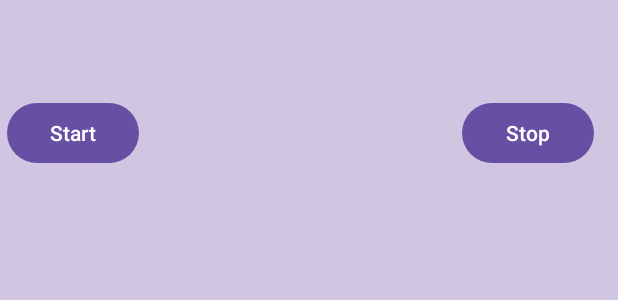
After one commit to Gsouza-ai/LocationProject, an Android app: the layout activity_get_route.xml on its own in the app's theme, with its tools: preview values and no code run, on a phone screen of 412 x 824 dp. The commit adds this screen. Shown: the top 300 px of the screen. Run offline under Robolectric (Android 15) with nearby library versions, the phone set to English and light mode, and no system bars.

Commit message:
Alterações/Implementações classes

```diff
--- a/app/src/main/java/com/example/locationproject/LocationActivity.java
+++ b/app/src/main/java/com/example/locationproject/LocationActivity.java
@@ -111,11 +111,11 @@ public class LocationActivity extends AppCompatActivity {
         TextView locationTextView = (TextView) findViewById(R.id.textViewLocation);
         String s = "Dados da Última Localização:\n";
         if (location != null) {
-            s += "Latitude: " + location.getLatitude() + "\n";
-            s += "Longitude: " + location.getLongitude() + "\n";
+            s += "Latitude: (G/M/S)" + Location.convert(location.getLatitude(), Location.FORMAT_SECONDS) + "\n";
+            s += "Longitude: (G/M/S)" + Location.convert(location.getLongitude(), Location.FORMAT_SECONDS)+ "\n";
             s += "Altitude: " + location.getAltitude() + "\n";
             s += "Rumo: (radianos)" + location.getBearing() + "\n";
-            s += "Velocidade (m/s): " + location.getSpeed() + "\n";
+            s += "Velocidade (m/s): " + location.getAltitude() + "\n";
             s += "Precisão: (m)" + location.getAccuracy() + "\n";
         }
         locationTextView.setText(s);
--- /dev/null
+++ b/app/src/main/res/layout/activity_get_route.xml
@@ -0,0 +1,32 @@
+<?xml version="1.0" encoding="utf-8"?>
+<androidx.constraintlayout.widget.ConstraintLayout xmlns:android="http://schemas.android.com/apk/res/android"
+    xmlns:app="http://schemas.android.com/apk/res-auto"
+    xmlns:tools="http://schemas.android.com/tools"
+    android:layout_width="match_parent"
+    android:layout_height="match_parent"
+    android:background="#D1C6E2">
+
+    <Button
+        android:id="@+id/Startbutton"
+        android:layout_width="wrap_content"
+        android:layout_height="wrap_content"
+        android:text="Start"
+        app:layout_constraintBottom_toBottomOf="parent"
+        app:layout_constraintEnd_toEndOf="parent"
+        app:layout_constraintHorizontal_bias="0.015"
+        app:layout_constraintStart_toStartOf="parent"
+        app:layout_constraintTop_toTopOf="parent"
+        app:layout_constraintVertical_bias="0.083" />
+
+    <Button
+        android:id="@+id/Stopbutton"
+        android:layout_width="wrap_content"
+        android:layout_height="wrap_content"
+        android:text="Stop"
+        app:layout_constraintBottom_toBottomOf="parent"
+        app:layout_constraintEnd_toEndOf="parent"
+        app:layout_constraintHorizontal_bias="0.95"
+        app:layout_constraintStart_toStartOf="parent"
+        app:layout_constraintTop_toTopOf="parent"
+        app:layout_constraintVertical_bias="0.083" />
+</androidx.constraintlayout.widget.ConstraintLayout>
--- a/app/src/main/res/navigation/nav_graph.xml
+++ b/app/src/main/res/navigation/nav_graph.xml
@@ -15,6 +15,7 @@
             android:id="@+id/action_FirstFragment_to_SecondFragment"
             app:destination="@id/SecondFragment" />
     </fragment>
+
     <fragment
         android:id="@+id/SecondFragment"
         android:name="com.example.locationproject.LocationRequest"
```
Also changed, not shown: app/src/main/java/com/example/locationproject/GetRouteActivity.java (added, +57 -0 lines), app/src/main/java/com/example/locationproject/MapsActivity.java (+33 -4 lines), app/src/main/java/com/example/locationproject/TrilhasDB.java (added, +35 -0 lines).
